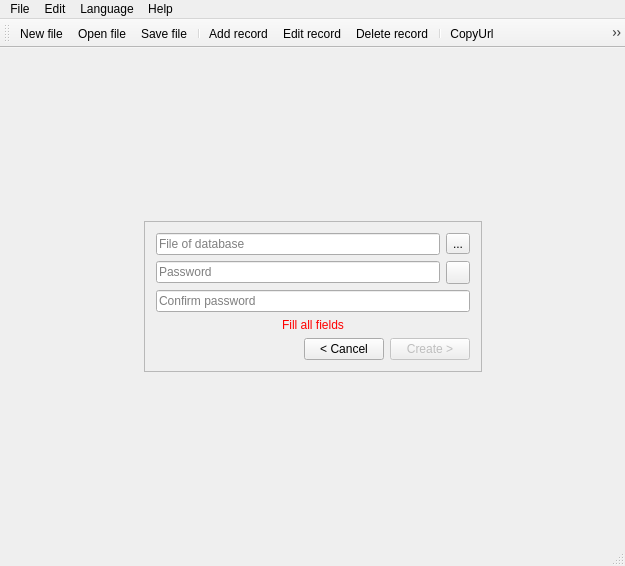
First picture: the form in mainwindow.ui, repository Avengerrr/Pass_Manager, before the edit.
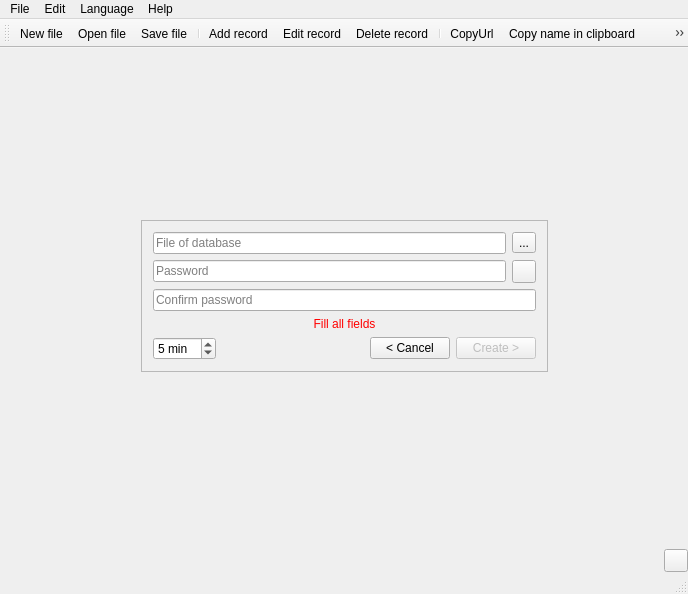
Second picture: the form after the edit. The open tabs and pages were chosen to show the change. Icons and pictures are not drawn.

Commit message: Fixes, timeout on NEW page

The edit to the form file:
```diff
--- a/mainwindow.ui
+++ b/mainwindow.ui
@@ -6,8 +6,8 @@
    <rect>
     <x>0</x>
     <y>0</y>
-    <width>625</width>
-    <height>566</height>
+    <width>688</width>
+    <height>594</height>
    </rect>
   </property>
   <property name="windowTitle">
@@ -516,6 +516,22 @@
              </item>
              <item>
               <layout class="QHBoxLayout" name="HLay_New_2">
+               <item>
+                <widget class="QSpinBox" name="SpinBox_New_SessionTime">
+                 <property name="suffix">
+                  <string> min</string>
+                 </property>
+                 <property name="minimum">
+                  <number>1</number>
+                 </property>
+                 <property name="maximum">
+                  <number>30</number>
+                 </property>
+                 <property name="value">
+                  <number>5</number>
+                 </property>
+                </widget>
+               </item>
                <item>
                 <spacer name="HSpacer_New_2">
                  <property name="orientation">
@@ -1308,6 +1324,30 @@
       </widget>
      </widget>
     </item>
+    <item>
+     <layout class="QHBoxLayout" name="horizontalLayout_6">
+      <item>
+       <spacer name="horizontalSpacer_4">
+        <property name="orientation">
+         <enum>Qt::Horizontal</enum>
+        </property>
+        <property name="sizeHint" stdset="0">
+         <size>
+          <width>40</width>
+          <height>20</height>
+         </size>
+        </property>
+       </spacer>
+      </item>
+      <item>
+       <widget class="QToolButton" name="TButton_First_LangSwitch">
+        <property name="text">
+         <string/>
+        </property>
+       </widget>
+      </item>
+     </layout>
+    </item>
    </layout>
   </widget>
   <widget class="QMenuBar" name="MainMenuBar">
@@ -1315,8 +1355,8 @@
     <rect>
      <x>0</x>
      <y>0</y>
-     <width>625</width>
-     <height>21</height>
+     <width>688</width>
+     <height>26</height>
     </rect>
    </property>
    <widget class="QMenu" name="MenuFile">
```
The commit also changes 2 other files.
